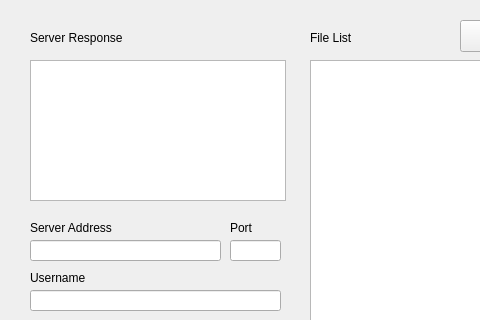
Qt form mainwindow.ui (nikoladragomirovic/ftp-buddy) before a commit; both pictures show x 0 to 480 and y 0 to 320 of the 605 by 443 pixel window.
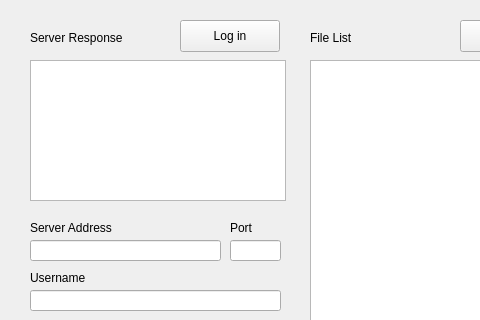
The same form after that commit.

What changed in the file:
```diff
--- a/mainwindow.ui
+++ b/mainwindow.ui
@@ -216,6 +216,19 @@
      <number>24</number>
     </property>
    </widget>
+   <widget class="QPushButton" name="button_log">
+    <property name="geometry">
+     <rect>
+      <x>180</x>
+      <y>20</y>
+      <width>100</width>
+      <height>32</height>
+     </rect>
+    </property>
+    <property name="text">
+     <string>Log in</string>
+    </property>
+   </widget>
   </widget>
  </widget>
  <resources/>
```
